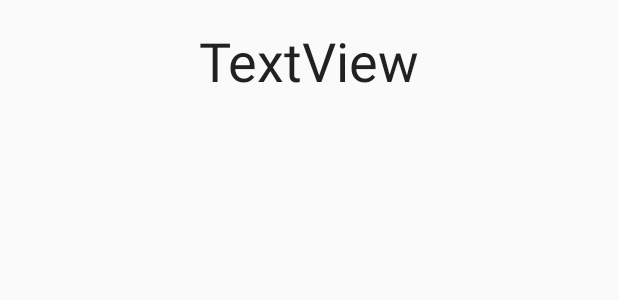
After one commit to Andrewp2/Umbrella-Reminder, an Android app: the layout activity_display_message.xml on its own in the app's theme, with its tools: preview values and no code run, on a phone screen of 412 x 824 dp. The commit adds this screen. Shown: the top 300 px of the screen. Run offline under Robolectric (Android 15) with nearby library versions, the phone set to English and light mode, and no system bars.

Commit message:
Create DisplayMessageActivity and sends a string to it

```diff
--- /dev/null
+++ b/app/src/main/res/layout/activity_display_message.xml
@@ -0,0 +1,20 @@
+<?xml version="1.0" encoding="utf-8"?>
+<android.support.constraint.ConstraintLayout xmlns:android="http://schemas.android.com/apk/res/android"
+    xmlns:app="http://schemas.android.com/apk/res-auto"
+    xmlns:tools="http://schemas.android.com/tools"
+    android:layout_width="match_parent"
+    android:layout_height="match_parent"
+    tools:context=".DisplayMessageActivity">
+
+    <TextView
+        android:id="@+id/textView"
+        android:layout_width="wrap_content"
+        android:layout_height="wrap_content"
+        android:layout_marginTop="16dp"
+        android:text="TextView"
+        android:textColor="?attr/editTextColor"
+        android:textSize="36sp"
+        app:layout_constraintEnd_toEndOf="parent"
+        app:layout_constraintStart_toStartOf="parent"
+        app:layout_constraintTop_toTopOf="parent" />
+</android.support.constraint.ConstraintLayout>
--- a/app/src/main/res/values/strings.xml
+++ b/app/src/main/res/values/strings.xml
@@ -1,3 +1,5 @@
 <resources>
     <string name="app_name">Umbrella Reminder</string>
+    <string name="edit_message">Enter a default value</string>
+    <string name="button_send">Send</string>
 </resources>
```
Also changed, not shown: app/src/main/AndroidManifest.xml (+7 -0 lines), app/src/main/java/com/example/andrewpeterson/umbrellareminder/DisplayMessageActivity.java (added, +21 -0 lines), app/src/main/java/com/example/andrewpeterson/umbrellareminder/MainActivity.java (+13 -0 lines), app/src/main/res/layout/activity_main.xml (+26 -7 lines).
